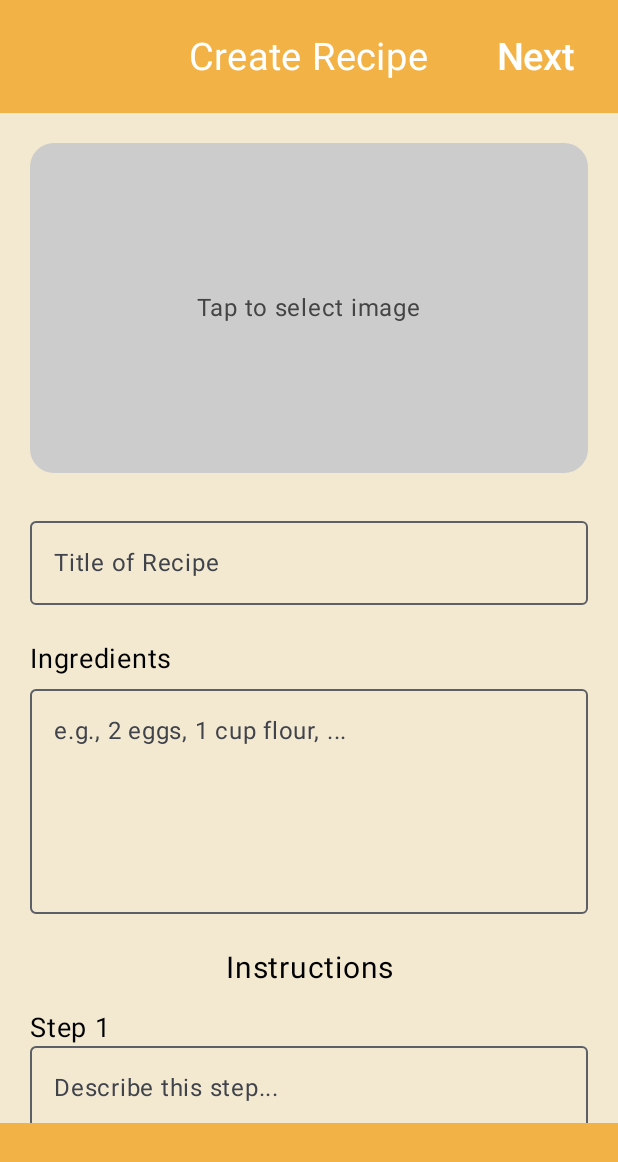
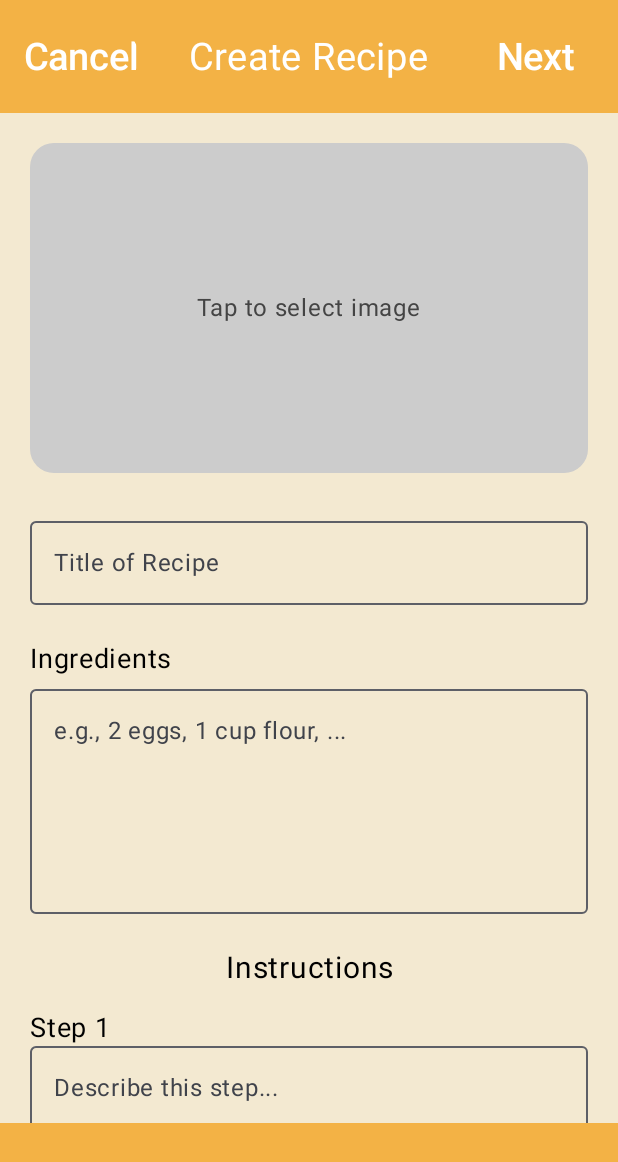
Before and after one commit to HTEThub/MyRecipeTracker, an Android app built with Jetpack Compose: the screen it shows after launch (MainActivity), after a tap on "Create Recipe", on a phone screen of 412 x 824 dp. Shown: the top 1162 px of the screen. Run offline under Robolectric (Android 15) with nearby library versions, the phone set to English and light mode, and no system bars.

Commit message:
added a 'Cancel' button that navigates back to HomeScreen with a Confirmation Dialog Box

```diff
--- a/app/src/main/java/com/htet08/myrecipetracker/navigation/NavGraph.kt
+++ b/app/src/main/java/com/htet08/myrecipetracker/navigation/NavGraph.kt
@@ -20,9 +20,9 @@ import com.htet08.myrecipetracker.viewmodel.RecipeFormViewModel
 fun AppNavGraph(navController: NavHostController = rememberNavController()) {
     val recipeFormViewModel: RecipeFormViewModel = viewModel()
 
-    NavHost(navController = navController, startDestination = Routes.MAIN) {
+    NavHost(navController = navController, startDestination = Routes.HOME) {
 
-        composable(Routes.MAIN) {
+        composable(Routes.HOME) {
             Scaffold(
                 topBar = {
                     RecipeTopAppBar(title = "My Recipe Tracker")
--- a/app/src/main/java/com/htet08/myrecipetracker/navigation/Routes.kt
+++ b/app/src/main/java/com/htet08/myrecipetracker/navigation/Routes.kt
@@ -1,9 +1,10 @@
 package com.htet08.myrecipetracker.navigation
 
 object Routes {
-    const val MAIN = "main"
+//    const val MAIN = "main"
     const val CREATE_RECIPE = "create_recipe"
     const val RECIPE_LIST = "recipe_list"
     const val COOKING_HISTORY = "cooking_history"
     const val ADD_TAGS = "add_tags"
+    const val HOME = "home"
 }
--- a/app/src/main/java/com/htet08/myrecipetracker/ui/components/TopAppBar.kt
+++ b/app/src/main/java/com/htet08/myrecipetracker/ui/components/TopAppBar.kt
@@ -22,32 +22,36 @@ fun RecipeTopAppBar(
             .fillMaxWidth()
             .height(75.dp)
             .background(Color(0xFFF3B245))
-            .padding(horizontal = 16.dp),
-        contentAlignment = Alignment.Center
+            .padding(horizontal = 16.dp)
     ) {
-        // Title in the center
-        Text(
-            text = title,
-            color = Color.White,
-            fontSize = 25.sp
-        )
-
-        // Left content (e.g., back button)
+        // Left aligned content (e.g. Cancel)
+        leftContent?.let {
             Row(
                 modifier = Modifier
                     .align(Alignment.CenterStart),
                 verticalAlignment = Alignment.CenterVertically
             ) {
-            leftContent?.invoke()
+                it()
+            }
         }
 
-        // Right content (e.g., next button)
+        // Title centered absolutely
+        Text(
+            text = title,
+            color = Color.White,
+            fontSize = 25.sp,
+            modifier = Modifier.align(Alignment.Center)
+        )
+
+        // Right aligned content (e.g. Next)
+        rightContent?.let {
             Row(
                 modifier = Modifier
                     .align(Alignment.CenterEnd),
                 verticalAlignment = Alignment.CenterVertically
             ) {
-            rightContent?.invoke()
+                it()
             }
         }
     }
+}
--- a/app/src/main/java/com/htet08/myrecipetracker/ui/screens/CreateRecipeScreen/CreatingRecipeScreen.kt
+++ b/app/src/main/java/com/htet08/myrecipetracker/ui/screens/CreateRecipeScreen/CreatingRecipeScreen.kt
@@ -39,6 +39,7 @@ import androidx.compose.foundation.text.KeyboardOptions
 import androidx.compose.material.icons.Icons
 import androidx.compose.material.icons.filled.Close
 import androidx.compose.material.icons.filled.Delete
+import androidx.compose.material3.AlertDialog
 import androidx.compose.material3.Button
 import androidx.compose.material3.Icon
 import androidx.compose.material3.IconButton
@@ -54,6 +55,8 @@ import com.htet08.myrecipetracker.R
 import com.htet08.myrecipetracker.model.InstructionStepData
 import com.htet08.myrecipetracker.navigation.Routes
 import com.htet08.myrecipetracker.viewmodel.RecipeFormViewModel
+import com.htet08.myrecipetracker.ui.components.ConfirmDialogPopup
+
 
 
 @Composable
@@ -62,12 +65,28 @@ fun CreatingRecipeScreen(
     viewModel: RecipeFormViewModel
 ) {
     val focusManager = LocalFocusManager.current
+
     var dynamicSteps by viewModel.dynamicSteps
+    var showCancelDialog by remember { mutableStateOf(false) }
+
+
 
     Scaffold(
         topBar = {
             RecipeTopAppBar(
                 title = "Create Recipe",
+                leftContent = {
+                    TextButton(
+                        onClick = { showCancelDialog = true },
+                        contentPadding = PaddingValues(start = 0.dp)
+                    ) {
+                        Text(
+                            text = "Cancel",
+                            color = Color.White,
+                            fontSize = 25.sp
+                        )
+                    }
+                },
                 rightContent = {
                     TextButton(onClick = { navController.navigate(Routes.ADD_TAGS) }) {
                         Text(
@@ -76,7 +95,9 @@ fun CreatingRecipeScreen(
                             fontSize = 25.sp
                         )
                     }
-                }) },
+                }
+            )
+        },
         bottomBar = { RecipeBottomAppBar() }
     ) { innerPadding ->
         val scrollState = rememberScrollState()
@@ -224,6 +245,64 @@ fun CreatingRecipeScreen(
                 Spacer(modifier = Modifier.height(8.dp))
             }
         }
+
+        ConfirmDialogPopup(
+            showDialog = showCancelDialog,
+            onDismiss = { showCancelDialog = false },
+            title = "Cancel Recipe",
+            message = "Would you like to cancel recipe creation?",
+            onConfirm = {
+                showCancelDialog = false
+                viewModel.clearForm()
+                navController.popBackStack(Routes.HOME, inclusive = false)
+            },
+            onExtraAction = {
+                // Save as Draft - placeholder
+                showCancelDialog = false
+            }
+        )
+
+    }
+
+    if (showCancelDialog) {
+        AlertDialog(
+            onDismissRequest = { showCancelDialog = false },
+            title = { Text("Cancel Recipe") },
+            text = { Text("Would you like to cancel recipe creation?") },
+            confirmButton = {
+                Row(
+                    modifier = Modifier.fillMaxWidth(),
+                    horizontalArrangement = Arrangement.SpaceBetween
+                ) {
+                    Row {
+                        TextButton(
+                            onClick = {
+                                showCancelDialog = false
+                                viewModel.clearForm()
+                                navController.popBackStack(Routes.HOME, inclusive = false)
+                            }
+                        ) {
+                            Text("Yes")
+                        }
+
+                        Spacer(modifier = Modifier.width(8.dp))
+
+                        TextButton(onClick = {
+                            showCancelDialog = false
+                        }) {
+                            Text("No")
+                        }
+                    }
+
+                    TextButton(onClick = {
+                        // Save as Draft (placeholder)
+                        showCancelDialog = false
+                    }) {
+                        Text("Save as Draft")
+                    }
+                }
+            },
+        )
     }
 }
 
```
Also changed, not shown: app/src/main/java/com/htet08/myrecipetracker/ui/components/ConfrimationDialogue.kt (added, +55 -0 lines), app/src/main/java/com/htet08/myrecipetracker/ui/screens/CreateRecipeScreen/AddTagsToRecipeScreen.kt (+24 -2 lines), app/src/main/java/com/htet08/myrecipetracker/viewmodel/RecipeFormViewModel.kt (+13 -0 lines). Lines whose indentation alone changed are shown as unchanged.
